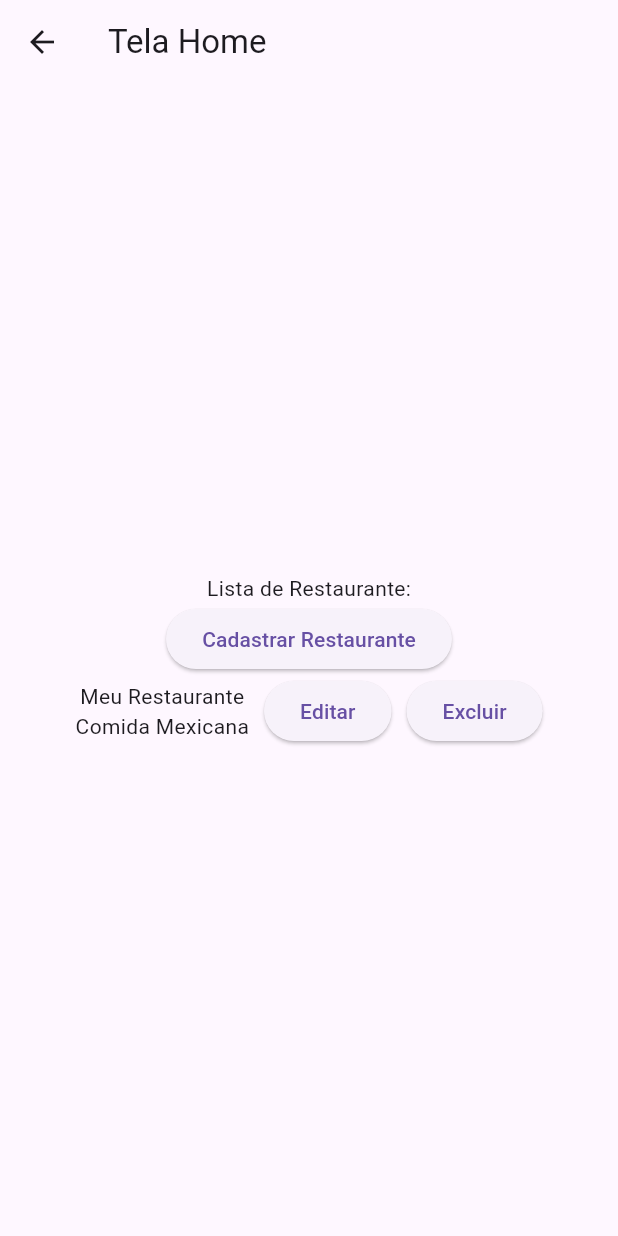
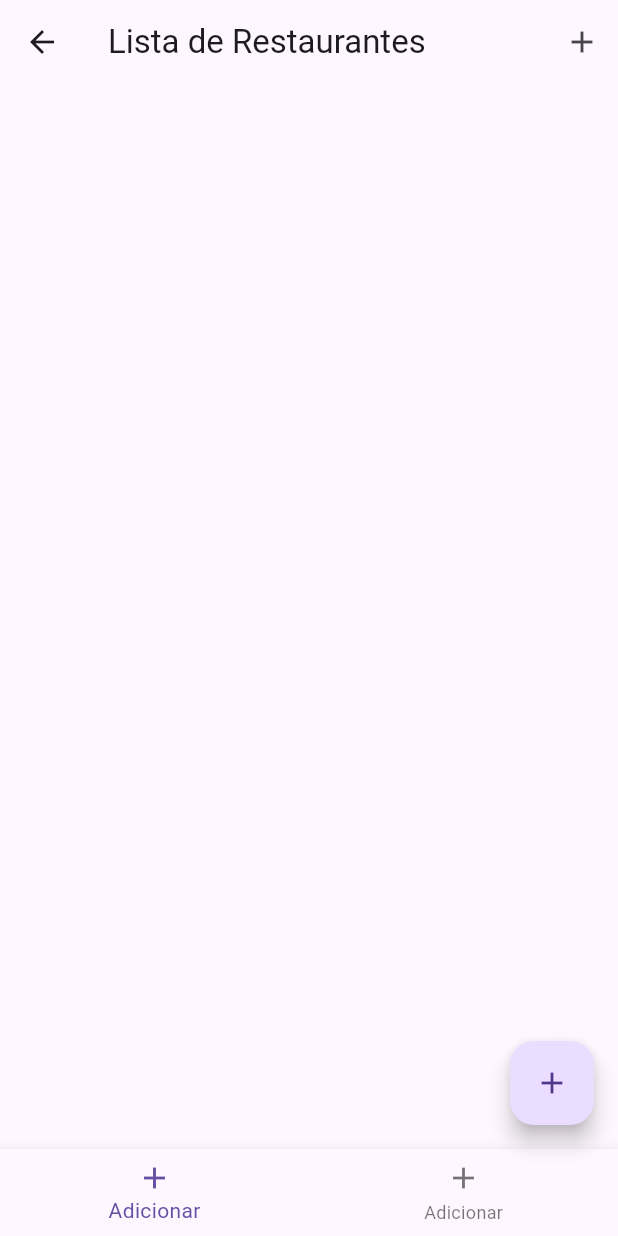
Before and after one commit to HenriqueGomes2006/mimpedir-, a Flutter app: the TelaHome screen opened directly, on a phone screen of 412 x 824 dp. Run offline on Flutter 3.47's test engine with Material 3 defaults, Android fonts, the phone set to English and light mode, and no system bars; our stand-ins replace sqflite; accounts and stored records are empty.

Commit message:
atualização do processo interativo ao celular.

```diff
--- /dev/null
+++ b/lib/banco/restaurante_DAO.dart
@@ -0,0 +1,17 @@
+import 'package:mimpedir/banco/database_helper.dart';
+import '../restaurante.dart';
+
+
+class RestauranteDAO{
+  static Future<List<Restaurante>> listarTodos() async{
+final db = await DatabaseHelper.getDatabase();
+final resultado = await db.query('tb_restaurante');
+
+return resultado.map((mapa){
+  return Restaurante(
+    codigo: mapa ['cd_restaurante'] as int,
+    nome: mapa['nm_restaurante'] as String
+  );
+}).toList();
+  }
+}
--- a/lib/tela_home.dart
+++ b/lib/tela_home.dart
@@ -1,41 +1,83 @@
 import 'package:flutter/material.dart';
 import 'package:mimpedir/editar_restaurante.dart';
 import 'package:mimpedir/tela_cad_restaurante.dart';
+import '../restaurante.dart';
+import 'banco/restaurante_DAO.dart';
 
-class TelaHome extends StatelessWidget{
+class TelaHome extends StatefulWidget {
   TelaHome({super.key});
+
+@override
+  State<TelaHome> createState() => TelaHomeState();
+}
+
+class TelaHomeState extends State<TelaHome>{
+  List<Restaurante> restaurantes = [];
+@override
+  void initState(){
+    super.initState();
+    carregarRestaurantes();
+  }
+
+  Future<void> carregarRestaurantes() async{
+    final lista = await RestauranteDAO.listarTodos();
+    setState(() {
+      restaurantes = lista;
+    });
+  }
 
  @override
   Widget build(BuildContext context) {
     return Scaffold(
-      appBar: AppBar(title: const Text('Tela Home')),
-      body: Padding(padding: const EdgeInsets.all(20),
-      child: Column(
-          mainAxisAlignment: MainAxisAlignment.center,
-        children: [
-          Text("Lista de Restaurante:"),
-          ElevatedButton(onPressed: (){
+      appBar: AppBar(
+          title: const Text("Lista de Restaurantes"),
+        actions: [
+          IconButton(onPressed: (){
             Navigator.push(context, MaterialPageRoute(builder: (context) => TelaCadRestaurante()));
-          }, child: Text("Cadastrar Restaurante")),
-          Row(
-            mainAxisAlignment: MainAxisAlignment.center,
-            children:
-            [
-              Column(
-                children: [
-                  Text("Meu Restaurante"),
-                  Text("Comida Mexicana")
-                ],
+          },
+              icon: Icon(Icons.add)
+          )
+        ],
+      ),
+      body: Padding(padding: const EdgeInsets.all(10),
+      child: ListView.builder(
+          itemCount: restaurantes.length,
+          itemBuilder: (context, index){
+            final r = restaurantes[index];
+            return Card(
+              margin: EdgeInsets.symmetric(vertical: 8),
+              child: ListTile(
+                title: Text(r.nome ?? 'sem nome'),
+                  subtitle: Text('ID: ${r.codigo}'),
+                trailing: Row(
+                  mainAxisSize: MainAxisSize.min,
+                  children: [
+                    IconButton(onPressed:(){
+                      Navigator.push(context, MaterialPageRoute(builder: (context) => TelaCadRestaurante()));
+                    }, icon: Icon(Icons.edit, color: Colors.blue,)),
+                    IconButton(onPressed:(){}, icon: Icon(Icons.delete, color: Colors.red)),
+
+                  ],
+                )
               ),
-              SizedBox(width: 10),
-              ElevatedButton(onPressed: (){Navigator.push(context, MaterialPageRoute(builder: (context) => EditarRestaurante()));}, child: Text("Editar")),
-              SizedBox(width: 10),
-              ElevatedButton(onPressed: (){}, child: Text("Excluir")),
-            ],
+            );
+          }
+
           ),
-        ],
-      )
-      )
-    );
+      ),
+      floatingActionButton: FloatingActionButton(
+          onPressed: (){
+            Navigator.push(context, MaterialPageRoute(builder: (context) => TelaCadRestaurante()));
+          },
+        child: Icon(Icons.add)
+      ),
+bottomNavigationBar: BottomNavigationBar(items: const<BottomNavigationBarItem>[
+    BottomNavigationBarItem(icon: Icon(Icons.add), label: 'Adicionar'),
+  BottomNavigationBarItem(icon: Icon(Icons.add), label: 'Adicionar'),
+
+],
+),
+
+      );
   }
 }
```
Also changed, not shown: 1 other file.
